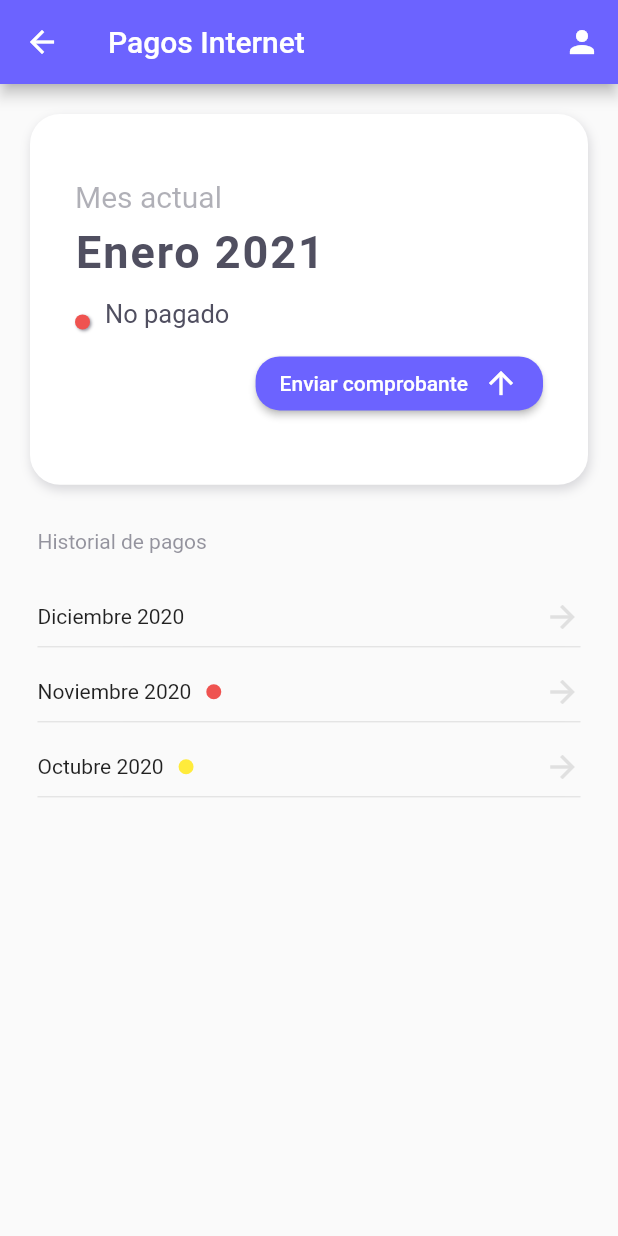
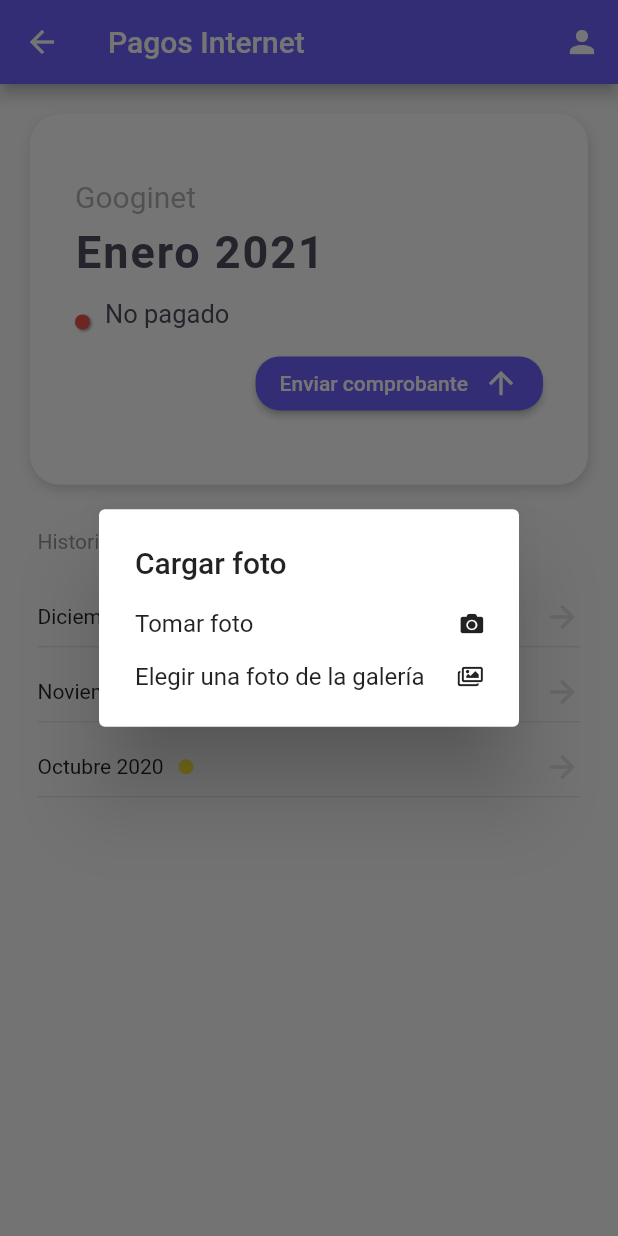
Before and after one commit to JovannyRch/app_pagos_internet, a Flutter app: the HomeCustumer screen opened by its route, after a tap on "Enviar comprobante", on a phone screen of 412 x 824 dp. Run offline on Flutter 3.47's test engine with Material 2 defaults, Android fonts, the phone set to English and light mode, and no system bars; our stand-ins replace adaptive_dialog, cloud_firestore, cool_alert, firebase_auth, firebase_core, font_awesome_flutter and 2 more; missing offline and left inert: compressimage, mime_type; accounts and stored records are empty.

Commit message:
feat(Photo): Select source and upload photo

```diff
--- a/lib/helpers/alerts.dart
+++ b/lib/helpers/alerts.dart
@@ -4,13 +4,13 @@ import 'dart:io';
 
 import 'package:flutter/material.dart';
 
-void success(
+Future success(
   BuildContext context,
   String title,
   String message, {
   Function f = null,
 }) {
-  CoolAlert.show(
+  return CoolAlert.show(
     context: context,
     type: CoolAlertType.success,
     title: title,
@@ -19,8 +19,8 @@ void success(
   );
 }
 
-void error(BuildContext context, String title, String message) {
-  CoolAlert.show(
+Future error(BuildContext context, String title, String message) {
+  return CoolAlert.show(
     context: context,
     type: CoolAlertType.error,
     title: title,
--- a/lib/models/comprobante_model.dart
+++ b/lib/models/comprobante_model.dart
@@ -1,5 +1,6 @@
 import 'dart:convert';
 
+import 'package:cloud_firestore/cloud_firestore.dart';
 import 'package:pagos_internet/services/api_service.dart';
 import 'package:pagos_internet/shared/user_preferences.dart';
 
@@ -78,8 +79,8 @@ class Comprobante {
         "proveedor": proveedor,
       };
 
-  void save() async {
-    api.addDocument(this.toJson());
+  Future<DocumentReference> save() async {
+    return await api.addDocument(this.toJson());
   }
 
   static Future<List<Comprobante>> getByUser(String user) async {
--- a/lib/screens/customer/pago_screen.dart
+++ b/lib/screens/customer/pago_screen.dart
@@ -1,7 +1,13 @@
+
 import 'package:flutter/material.dart';
+import 'package:font_awesome_flutter/font_awesome_flutter.dart';
+import 'package:image_picker/image_picker.dart';
 import 'package:pagos_internet/const/conts.dart';
+import 'package:pagos_internet/helpers/alerts.dart';
+import 'package:pagos_internet/helpers/image.dart';
 import 'package:pagos_internet/helpers/months.dart';
 import 'package:pagos_internet/models/comprobante_model.dart';
+import 'package:pagos_internet/shared/user_preferences.dart';
 import 'package:pagos_internet/widget/CardContainer.dart';
 
 enum StatusPaymanent {
@@ -20,9 +26,8 @@ class PagoScreen extends StatefulWidget {
 class _PagoScreenState extends State<PagoScreen> {
   StatusPaymanent status = StatusPaymanent.NOT_PAYED;
   Size _size;
-
-  DateTime _now;
-
+  UserPrefences userPrefrences = new UserPrefences();
+  final picker = new ImagePicker();
 
   @override
   Widget build(BuildContext context) {
@@ -50,14 +55,22 @@ class _PagoScreenState extends State<PagoScreen> {
           _rowInfoStatus(),
           SizedBox(height: 12.0),
           _actionButton(),
-
         ],
       ),
     );
   }
 
   Widget _actionButton() {
-    if (status != StatusPaymanent.NOT_PAYED) return Container();
+    if (status != StatusPaymanent.NOT_PAYED) {
+      /* if (status == StatusPaymanent.CHECKING) {
+        return Container(
+            child: Center(child: Text("Pago en revisión")),
+            decoration: BoxDecoration(
+              color: Colors.yellow.shade300,
+            ));
+      } */
+      return Container();
+    }
     return Row(
       mainAxisAlignment: MainAxisAlignment.end,
       children: [
@@ -88,8 +101,99 @@ class _PagoScreenState extends State<PagoScreen> {
   }
 
   void handleSendComprobante() {
-    //TODO: Take a photo
+    trySendComprobante();
+  }
+
+  void trySendComprobante() async {
+    try {
+      await sendComprobante();
+      showSuccessMessage();
+    } catch (e) {
+      showErrorMessage();
+    }
+  }
+
+  showSuccessMessage() async {
+    await success(context, "Comprobante enviado",
+        "Su comprobante de pago ha sido enviado para su revisión");
+  }
+
+  showErrorMessage() async {
+    await error(context, "Error", "Ocurrió un error el enviar el comprobante, por favor intente de nuevo");
+  }
+
+  Future sendComprobante() async {
     Comprobante comprobante = new Comprobante();
+    DateTime now = DateTime.now();
+
+    comprobante.foto = await _selectSource();
+    comprobante.anio = now.year;
+    comprobante.mes = now.month;
+    comprobante.proveedor = "Googinet";
+    comprobante.fecha = now.toIso8601String();
+    comprobante.status = StatusComprobante.enRevision;
+    comprobante.username = userPrefrences.username;
+    comprobante.userId = userPrefrences.email;
+    await comprobante.save();
+  }
+
+
+
+
+  Future<String> _selectSource() async {
+    final option = await showDialog(
+        context: context,
+        child: SimpleDialog(
+          title: Text('Cargar foto'),
+          children: <Widget>[
+            SimpleDialogOption(
+                child: Row(
+                  children: <Widget>[
+                    Expanded(
+                      child: Text('Tomar foto'),
+                    ),
+                    FaIcon(
+                      FontAwesomeIcons.camera,
+                      size: 15.0,
+                    )
+                  ],
+                ),
+                onPressed: () {
+                  Navigator.pop(context, 1);
+                }),
+            SimpleDialogOption(
+              child: Row(
+                children: <Widget>[
+                  Expanded(
+                    child: Text('Elegir una foto de la galería'),
+                  ),
+                  FaIcon(
+                    FontAwesomeIcons.images,
+                    size: 15.0,
+                  )
+                ],
+              ),
+              onPressed: () {
+                Navigator.pop(context, 2);
+              },
+            ),
+          ],
+        ));
+
+    if (option == null) return "";
+    String url;
+    PickedFile pickedFile;
+
+    switch (option) {
+      case 1:
+        pickedFile = await picker.getImage(source: ImageSource.camera);
+        break;
+      case 2:
+        pickedFile = await picker.getImage(source: ImageSource.gallery);
+        break;
+    }
+    url = await subirImagen(pickedFile);
+    return url;
   }
 
   Widget _rowInfoStatus() {
@@ -111,7 +215,7 @@ class _PagoScreenState extends State<PagoScreen> {
     switch (status) {
       case StatusPaymanent.CHECKING:
         return Text(
-          "En espera",
+          "Comprobante de pago en revisión",
           style: style,
         );
       case StatusPaymanent.NOT_PAYED:
@@ -130,9 +234,10 @@ class _PagoScreenState extends State<PagoScreen> {
   }
 
   Widget _titleCard() {
+    //TODO: Add proveedor
     return Container(
         child: Text(
-      "Mes actual",
+      "Googinet",
       style: TextStyle(
         color: kMainColor.withOpacity(0.45),
         fontSize: 20.0,
```
